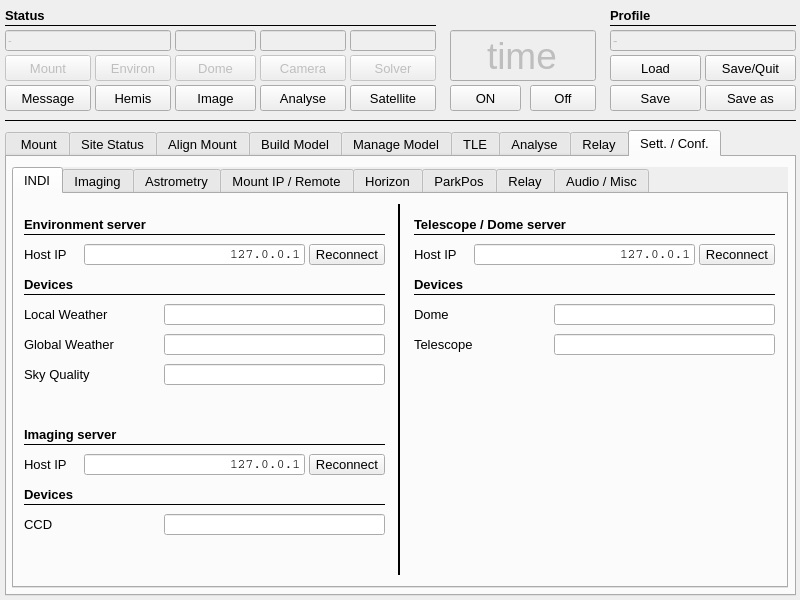
First picture: the form in mw4/gui/widgets/main.ui, repository mworion/MountWizzard4, before the edit.
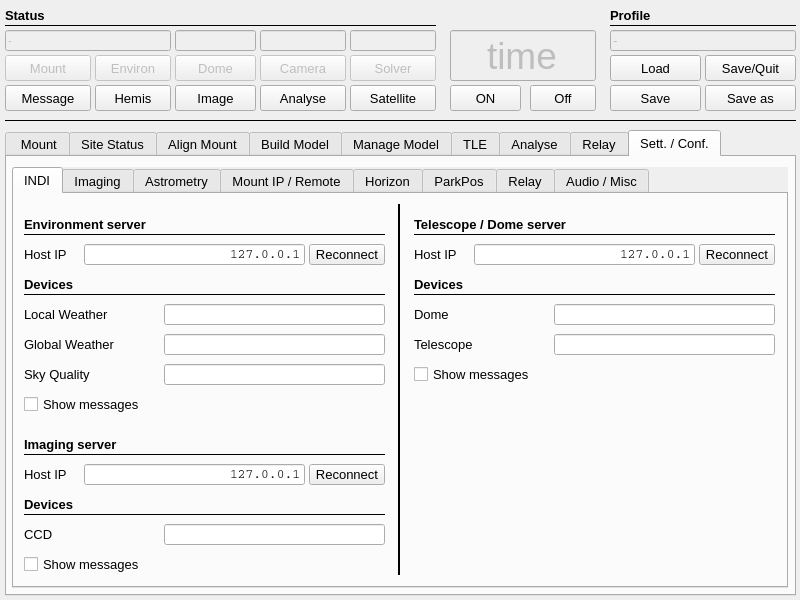
Second picture: the form after the edit.

Commit message: added indi messages to central message board

The edit to the form file:
```diff
--- a/mw4/gui/widgets/main.ui
+++ b/mw4/gui/widgets/main.ui
@@ -10889,7 +10889,7 @@
        <property name="geometry">
         <rect>
          <x>10</x>
-         <y>320</y>
+         <y>330</y>
          <width>101</width>
          <height>21</height>
         </rect>
@@ -10910,7 +10910,7 @@
        <property name="geometry">
         <rect>
          <x>150</x>
-         <y>320</y>
+         <y>330</y>
          <width>221</width>
          <height>21</height>
         </rect>
@@ -11214,7 +11214,7 @@
        <property name="geometry">
         <rect>
          <x>10</x>
-         <y>260</y>
+         <y>270</y>
          <width>81</width>
          <height>21</height>
         </rect>
@@ -11232,7 +11232,7 @@
        <property name="geometry">
         <rect>
          <x>295</x>
-         <y>260</y>
+         <y>270</y>
          <width>76</width>
          <height>21</height>
         </rect>
@@ -11257,7 +11257,7 @@
        <property name="geometry">
         <rect>
          <x>10</x>
-         <y>310</y>
+         <y>320</y>
          <width>361</width>
          <height>1</height>
         </rect>
@@ -11278,7 +11278,7 @@
        <property name="geometry">
         <rect>
          <x>10</x>
-         <y>230</y>
+         <y>240</y>
          <width>211</width>
          <height>21</height>
         </rect>
@@ -11298,7 +11298,7 @@
        <property name="geometry">
         <rect>
          <x>10</x>
-         <y>250</y>
+         <y>260</y>
          <width>361</width>
          <height>1</height>
         </rect>
@@ -11319,7 +11319,7 @@
        <property name="geometry">
         <rect>
          <x>10</x>
-         <y>290</y>
+         <y>300</y>
          <width>241</width>
          <height>21</height>
         </rect>
@@ -11339,7 +11339,7 @@
        <property name="geometry">
         <rect>
          <x>70</x>
-         <y>260</y>
+         <y>270</y>
          <width>221</width>
          <height>21</height>
         </rect>
@@ -11613,6 +11613,87 @@
         <string>Telescope</string>
        </property>
       </widget>
+      <widget class="QCheckBox" name="environmentMessage">
+       <property name="geometry">
+        <rect>
+         <x>10</x>
+         <y>200</y>
+         <width>231</width>
+         <height>21</height>
+        </rect>
+       </property>
+       <property name="font">
+        <font>
+         <pointsize>10</pointsize>
+        </font>
+       </property>
+       <property name="toolTip">
+        <string>&lt;html&gt;&lt;head/&gt;&lt;body&gt;&lt;p&gt;Checked if you would like to enable blind solver function in SGPro&lt;/p&gt;&lt;/body&gt;&lt;/html&gt;</string>
+       </property>
+       <property name="layoutDirection">
+        <enum>Qt::LeftToRight</enum>
+       </property>
+       <property name="text">
+        <string>Show messages</string>
+       </property>
+       <property name="checked">
+        <bool>false</bool>
+       </property>
+      </widget>
+      <widget class="QCheckBox" name="imagingMessage">
+       <property name="geometry">
+        <rect>
+         <x>10</x>
+         <y>360</y>
+         <width>231</width>
+         <height>21</height>
+        </rect>
+       </property>
+       <property name="font">
+        <font>
+         <pointsize>10</pointsize>
+        </font>
+       </property>
+       <property name="toolTip">
+        <string>&lt;html&gt;&lt;head/&gt;&lt;body&gt;&lt;p&gt;Checked if you would like to enable blind solver function in SGPro&lt;/p&gt;&lt;/body&gt;&lt;/html&gt;</string>
+       </property>
+       <property name="layoutDirection">
+        <enum>Qt::LeftToRight</enum>
+       </property>
+       <property name="text">
+        <string>Show messages</string>
+       </property>
+       <property name="checked">
+        <bool>false</bool>
+       </property>
+      </widget>
+      <widget class="QCheckBox" name="telescopeMessage">
+       <property name="geometry">
+        <rect>
+         <x>400</x>
+         <y>170</y>
+         <width>231</width>
+         <height>21</height>
+        </rect>
+       </property>
+       <property name="font">
+        <font>
+         <pointsize>10</pointsize>
+        </font>
+       </property>
+       <property name="toolTip">
+        <string>&lt;html&gt;&lt;head/&gt;&lt;body&gt;&lt;p&gt;Checked if you would like to enable blind solver function in SGPro&lt;/p&gt;&lt;/body&gt;&lt;/html&gt;</string>
+       </property>
+       <property name="layoutDirection">
+        <enum>Qt::LeftToRight</enum>
+       </property>
+       <property name="text">
+        <string>Show messages</string>
+       </property>
+       <property name="checked">
+        <bool>false</bool>
+       </property>
+      </widget>
      </widget>
      <widget class="QWidget" name="tab_9">
       <attribute name="title">
```
The commit also changes 5 other files.
